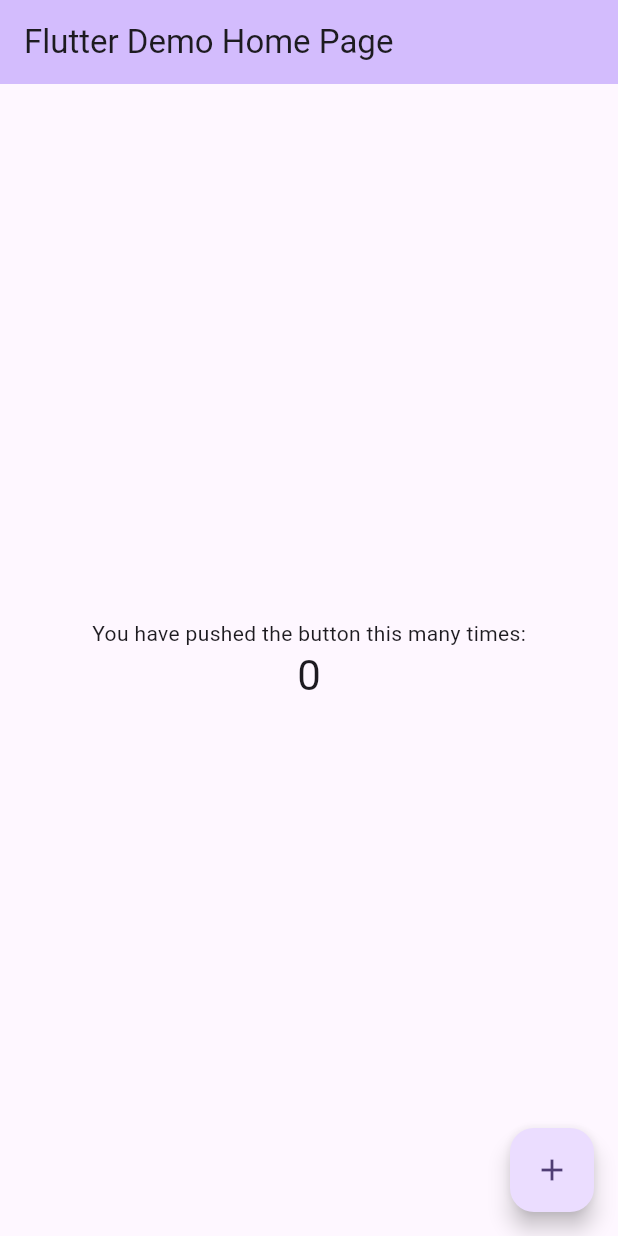
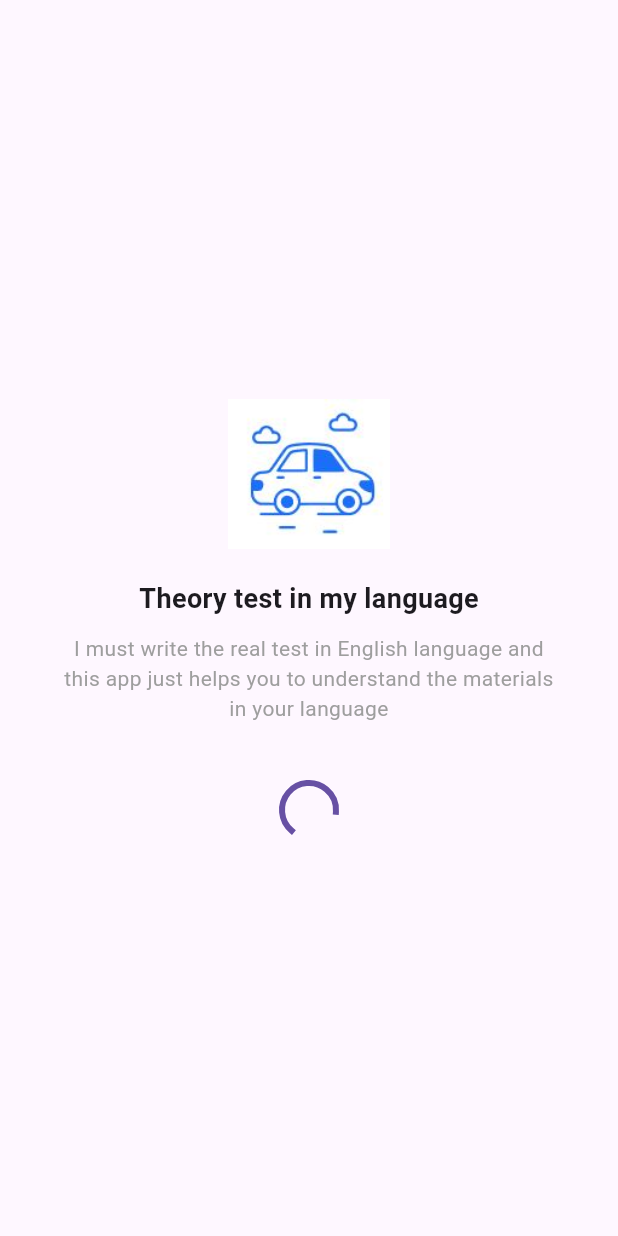
Before and after one commit to csearafat01/sm_technology_assignment, a Flutter app: the first screen one second after launch, on a phone screen of 412 x 824 dp. Run offline on Flutter 3.47's test engine with Material 3 defaults, Android fonts, the phone set to English and light mode, and no system bars; our stand-ins replace get.

Commit message:
Basic UI of splash_screen, onboarding_screens and login_screen

```diff
--- a/lib/app/app_routes.dart
+++ b/lib/app/app_routes.dart
@@ -0,0 +1,5 @@
+class AppRoutes {
+  static const splash = '/';
+  static const onboarding = '/onboarding';
+  static const signin = '/signin';
+}
--- a/lib/main.dart
+++ b/lib/main.dart
@@ -1,122 +1,27 @@
 import 'package:flutter/material.dart';
+import 'package:get/get.dart';
+import 'package:sm_technology_assignment/screens/login/signin_screen.dart';
+import 'package:sm_technology_assignment/screens/onboarding/onboarding_1.dart';
+import 'package:sm_technology_assignment/screens/onboarding/splash_screen.dart';
+
+import 'app/app_routes.dart';
+
 
 void main() {
-  runApp(const MyApp());
+  runApp(MyApp());
 }
 
 class MyApp extends StatelessWidget {
-  const MyApp({super.key});
-
-  // This widget is the root of your application.
   @override
   Widget build(BuildContext context) {
-    return MaterialApp(
-      title: 'Flutter Demo',
-      theme: ThemeData(
-        // This is the theme of your application.
-        //
-        // TRY THIS: Try running your application with "flutter run". You'll see
-        // the application has a purple toolbar. Then, without quitting the app,
-        // try changing the seedColor in the colorScheme below to Colors.green
-        // and then invoke "hot reload" (save your changes or press the "hot
-        // reload" button in a Flutter-supported IDE, or press "r" if you used
-        // the command line to start the app).
-        //
-        // Notice that the counter didn't reset back to zero; the application
-        // state is not lost during the reload. To reset the state, use hot
-        // restart instead.
-        //
-        // This works for code too, not just values: Most code changes can be
-        // tested with just a hot reload.
-        colorScheme: ColorScheme.fromSeed(seedColor: Colors.deepPurple),
-      ),
-      home: const MyHomePage(title: 'Flutter Demo Home Page'),
+    return GetMaterialApp(
+      debugShowCheckedModeBanner: false,
+      initialRoute: AppRoutes.splash,
+      getPages: [
+        GetPage(name: AppRoutes.splash, page: () => SplashScreen()),
+        GetPage(name: AppRoutes.onboarding, page: () => OnboardingScreen()),
+        GetPage(name: AppRoutes.signin, page: () => SignInScreen()),
+      ],
     );
   }
 }
-
-class MyHomePage extends StatefulWidget {
-  const MyHomePage({super.key, required this.title});
-
-  // This widget is the home page of your application. It is stateful, meaning
-  // that it has a State object (defined below) that contains fields that affect
-  // how it looks.
-
-  // This class is the configuration for the state. It holds the values (in this
-  // case the title) provided by the parent (in this case the App widget) and
-  // used by the build method of the State. Fields in a Widget subclass are
-  // always marked "final".
-
-  final String title;
-
-  @override
-  State<MyHomePage> createState() => _MyHomePageState();
-}
-
-class _MyHomePageState extends State<MyHomePage> {
-  int _counter = 0;
-
-  void _incrementCounter() {
-    setState(() {
-      // This call to setState tells the Flutter framework that something has
-      // changed in this State, which causes it to rerun the build method below
-      // so that the display can reflect the updated values. If we changed
-      // _counter without calling setState(), then the build method would not be
-      // called again, and so nothing would appear to happen.
-      _counter++;
-    });
-  }
-
-  @override
-  Widget build(BuildContext context) {
-    // This method is rerun every time setState is called, for instance as done
-    // by the _incrementCounter method above.
-    //
-    // The Flutter framework has been optimized to make rerunning build methods
-    // fast, so that you can just rebuild anything that needs updating rather
-    // than having to individually change instances of widgets.
-    return Scaffold(
-      appBar: AppBar(
-        // TRY THIS: Try changing the color here to a specific color (to
-        // Colors.amber, perhaps?) and trigger a hot reload to see the AppBar
-        // change color while the other colors stay the same.
-        backgroundColor: Theme.of(context).colorScheme.inversePrimary,
-        // Here we take the value from the MyHomePage object that was created by
-        // the App.build method, and use it to set our appbar title.
-        title: Text(widget.title),
-      ),
-      body: Center(
-        // Center is a layout widget. It takes a single child and positions it
-        // in the middle of the parent.
-        child: Column(
-          // Column is also a layout widget. It takes a list of children and
-          // arranges them vertically. By default, it sizes itself to fit its
-          // children horizontally, and tries to be as tall as its parent.
-          //
-          // Column has various properties to control how it sizes itself and
-          // how it positions its children. Here we use mainAxisAlignment to
-          // center the children vertically; the main axis here is the vertical
-          // axis because Columns are vertical (the cross axis would be
-          // horizontal).
-          //
-          // TRY THIS: Invoke "debug painting" (choose the "Toggle Debug Paint"
-          // action in the IDE, or press "p" in the console), to see the
-          // wireframe for each widget.
-          mainAxisAlignment: MainAxisAlignment.center,
-          children: <Widget>[
-            const Text('You have pushed the button this many times:'),
-            Text(
-              '$_counter',
-              style: Theme.of(context).textTheme.headlineMedium,
-            ),
-          ],
-        ),
-      ),
-      floatingActionButton: FloatingActionButton(
-        onPressed: _incrementCounter,
-        tooltip: 'Increment',
-        child: const Icon(Icons.add),
-      ), // This trailing comma makes auto-formatting nicer for build methods.
-    );
-  }
-}
--- /dev/null
+++ b/lib/screens/onboarding/splash_screen.dart
@@ -0,0 +1,42 @@
+import 'package:flutter/material.dart';
+import 'package:get/get.dart';
+
+import '../../app/app_routes.dart';
+
+
+class SplashScreen extends StatelessWidget {
+  const SplashScreen({super.key});
+
+  @override
+  Widget build(BuildContext context) {
+    Future.delayed(Duration(seconds: 2), () {
+      Get.toNamed(AppRoutes.onboarding);
+    });
+
+    return Scaffold(
+      body: Center(
+        child: Column(
+          mainAxisAlignment: MainAxisAlignment.center,
+          children: [
+            Image.asset('assets/images/car.JPG', height: 100),
+            const SizedBox(height: 20),
+            const Text(
+              "Theory test in my language",
+              style: TextStyle(fontSize: 18, fontWeight: FontWeight.bold),
+            ),
+            const Padding(
+              padding: EdgeInsets.symmetric(horizontal: 40, vertical: 10),
+              child: Text(
+                "I must write the real test in English language and this app just helps you to understand the materials in your language",
+                textAlign: TextAlign.center,
+                style: TextStyle(fontSize: 14, color: Colors.grey),
+              ),
+            ),
+            const SizedBox(height: 30),
+            CircularProgressIndicator(),
+          ],
+        ),
+      ),
+    );
+  }
+}
--- a/pubspec.yaml
+++ b/pubspec.yaml
@@ -51,6 +51,8 @@ dev_dependencies:
 
 # The following section is specific to Flutter packages.
 flutter:
+  assets:
+    - assets/images/
 
   # The following line ensures that the Material Icons font is
   # included with your application, so that you can use the icons in
```
Also changed, not shown: lib/modules/onboarding/onboarding_contoller.dart (added, +14 -0 lines), lib/screens/login/signin_screen.dart (added, +86 -0 lines), lib/screens/onboarding/onboarding_1.dart (added, +81 -0 lines), lib/screens/onboarding/onboarding_2.dart (added, +61 -0 lines), lib/widgets/custom_button.dart (+27 -0 lines), lib/widgets/custom_textfield.dart (added, +29 -0 lines), assets/images/book.JPG (added), assets/images/car.JPG (added), assets/images/onboarding1.JPG (added), assets/images/onboarding2.JPG (added), lib/modules/onboarding/onboarding_1.dart (deleted), lib/modules/onboarding/onboarding_2.dart (deleted), lib/modules/onboarding/splash_screen.dart (deleted), 1 other file.
